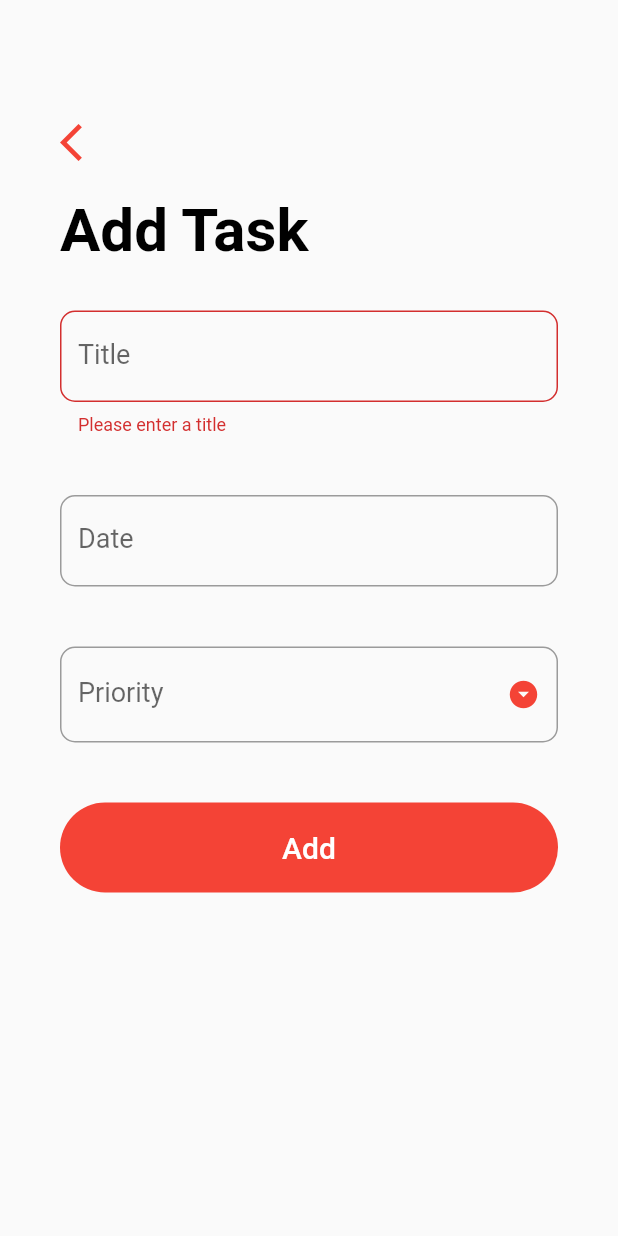
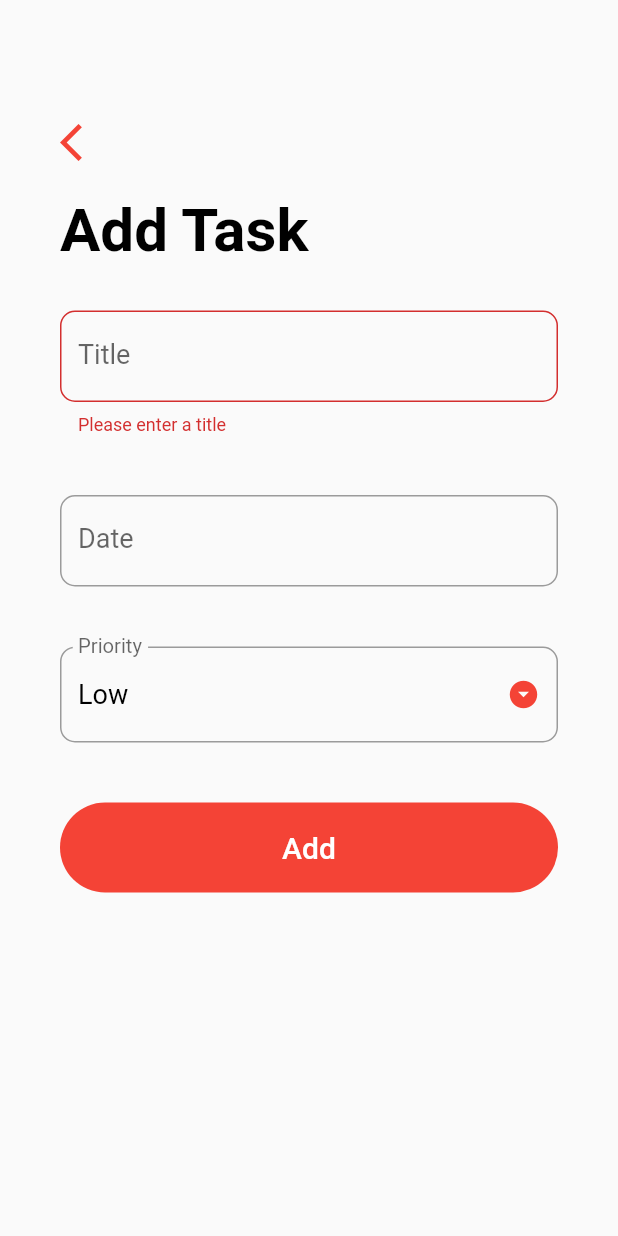
Before and after one commit to octoi/todo-list-flutter, a Flutter app: the AddTaskScreen screen opened directly, after a tap on "Add", on a phone screen of 412 x 824 dp. Run offline on Flutter 3.47's test engine with Material 2 defaults, Android fonts, the phone set to English and light mode, and no system bars.

Commit message:
fixed drop down bug

```diff
--- a/lib/screens/add_task_screen.dart
+++ b/lib/screens/add_task_screen.dart
@@ -10,7 +10,7 @@ class _AddTaskScreenState extends State<AddTaskScreen> {
   final _formKey = GlobalKey<FormState>();
 
   String _title = '';
-  String _priority = '';
+  String _priority = 'Low';
   DateTime _date = DateTime.now();
   TextEditingController _dateController = TextEditingController();
 
@@ -114,17 +114,18 @@ class _AddTaskScreenState extends State<AddTaskScreen> {
                       ),
                       Padding(
                         padding: EdgeInsets.symmetric(vertical: 20.0),
-                        child: DropdownButtonFormField(
+                        child: DropdownButtonFormField<String>(
                           icon: Icon(Icons.arrow_drop_down_circle),
                           iconSize: 22.0,
                           iconEnabledColor: Theme.of(context).primaryColor,
                           items: _priorities.map((String priority) {
-                            return DropdownMenuItem(
+                            return DropdownMenuItem<String>(
                               value: priority,
                               child: Text(
                                 priority,
                                 style: TextStyle(
                                   color: Colors.black,
+                                  fontSize: 18.0,
                                 ),
                               ),
                             );
@@ -137,7 +138,7 @@ class _AddTaskScreenState extends State<AddTaskScreen> {
                               borderRadius: BorderRadius.circular(10.0),
                             ),
                           ),
-                          validator: (input) => input == null
+                          validator: (input) => _priority == ''
                               ? 'Please select a priority level'
                               : null,
                           onChanged: (value) {
```
